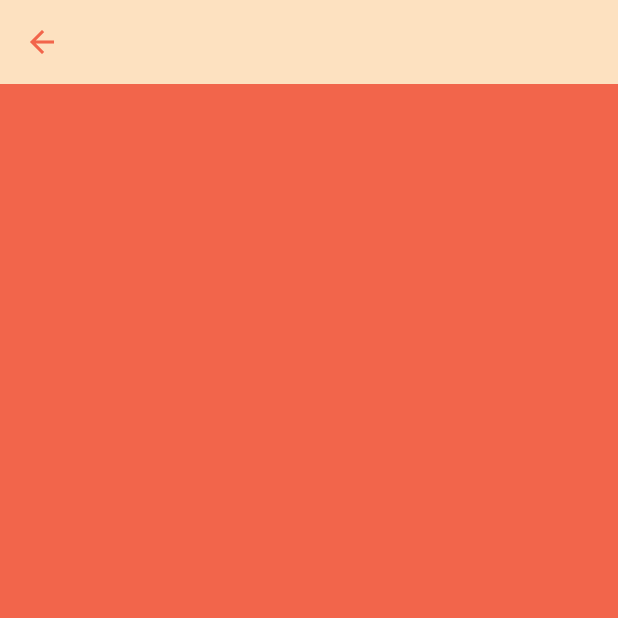
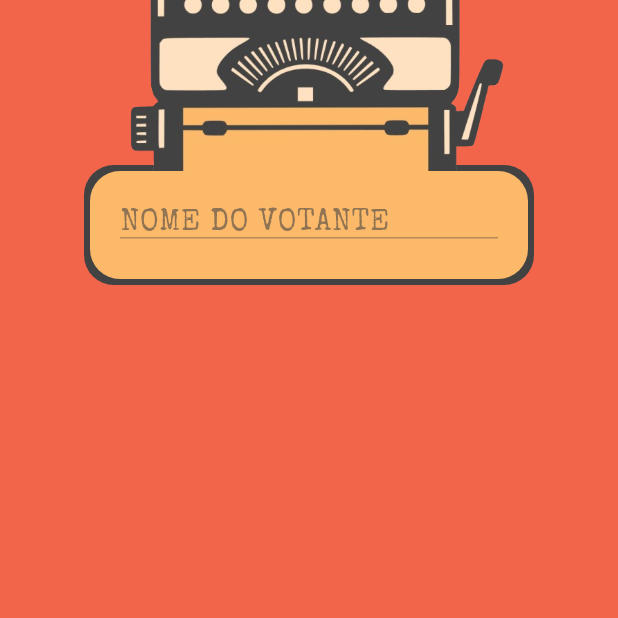
Before and after one commit to danieldcastro/secret_hitler_companion, a Flutter app: the RosterPage screen opened directly, on a phone screen of 412 x 824 dp, the top half of it. Run offline on Flutter 3.47's test engine with Material 3 defaults, Android fonts, the phone set to English and light mode, and no system bars; our stand-ins replace audioplayers, flutter_bloc, flutter_modular, vibration; project files that could hold a hidden picture were left out.

Commit message:
feat: start player register (roster) page

```diff
--- a/lib/core/objects/enums/font_family_enum.dart
+++ b/lib/core/objects/enums/font_family_enum.dart
@@ -1,6 +1,6 @@
 enum FontFamilyEnum {
   display('Eskapade Fraktur'),
-  body('Playpen Sans');
+  body('Special Elite');
 
   final String value;
   const FontFamilyEnum(this.value);
--- /dev/null
+++ b/lib/core/themes/app_input_decoration_theme.dart
@@ -0,0 +1,25 @@
+import 'package:flutter/material.dart';
+import 'package:secret_hitler_companion/core/themes/app_colors.dart';
+import 'package:secret_hitler_companion/core/themes/app_text_styles.dart';
+
+class AppInputDecorationTheme {
+  AppInputDecorationTheme._();
+
+  static InputBorder get _border => UnderlineInputBorder(
+    borderSide: BorderSide(color: AppColors.black.withAlpha(100)),
+  );
+
+  static InputDecorationTheme get light => InputDecorationTheme(
+    border: _border,
+    enabledBorder: _border,
+    focusedBorder: _border,
+    errorBorder: _border,
+    focusedErrorBorder: _border,
+    contentPadding: EdgeInsets.zero,
+    labelStyle: AppTextStyles.displayLarge(color: AppColors.black),
+    isDense: true,
+    hintStyle: AppTextStyles.titleLarge(color: AppColors.black.withAlpha(150)),
+    counterStyle: TextStyle(fontSize: 0),
+    visualDensity: VisualDensity.compact,
+  );
+}
--- /dev/null
+++ b/lib/core/themes/app_text_selection_theme.dart
@@ -0,0 +1,9 @@
+import 'package:flutter/material.dart';
+import 'package:secret_hitler_companion/core/themes/app_colors.dart';
+
+class AppTextSelectionTheme {
+  AppTextSelectionTheme._();
+
+  static TextSelectionThemeData get light =>
+      TextSelectionThemeData(cursorColor: AppColors.black);
+}
--- a/lib/core/themes/app_text_theme.dart
+++ b/lib/core/themes/app_text_theme.dart
@@ -4,7 +4,7 @@ import 'package:secret_hitler_companion/core/themes/app_text_styles.dart';
 class AppTextTheme {
   AppTextTheme._();
 
-  static TextTheme get primary => TextTheme(
+  static TextTheme get light => TextTheme(
     displayLarge: AppTextStyles.displayLarge(),
     displayMedium: AppTextStyles.displayMedium(),
     displaySmall: AppTextStyles.displaySmall(),
--- a/lib/core/themes/app_themes.dart
+++ b/lib/core/themes/app_themes.dart
@@ -1,5 +1,7 @@
 import 'package:flutter/material.dart';
 import 'package:secret_hitler_companion/core/themes/app_colors.dart';
+import 'package:secret_hitler_companion/core/themes/app_input_decoration_theme.dart';
+import 'package:secret_hitler_companion/core/themes/app_text_selection_theme.dart';
 import 'package:secret_hitler_companion/core/themes/app_text_theme.dart';
 
 class AppThemes {
@@ -14,7 +16,9 @@ class AppThemes {
       foregroundColor: AppColors.propRed,
       elevation: 0,
     ),
-    textTheme: AppTextTheme.primary,
+    textTheme: AppTextTheme.light,
+    inputDecorationTheme: AppInputDecorationTheme.light,
+    textSelectionTheme: AppTextSelectionTheme.light,
     colorScheme: const ColorScheme.light(
       primary: AppColors.beige,
       secondary: AppColors.paper,
--- a/lib/core/utils/constants/paths/image_paths.dart
+++ b/lib/core/utils/constants/paths/image_paths.dart
@@ -4,4 +4,5 @@ class ImagePaths {
   static const String _assetsPath = 'assets/images';
   static const String skull = '$_assetsPath/skull.png';
   static const String mustacheSkull = '$_assetsPath/mustache_skull.png';
+  static const String typewriter = '$_assetsPath/typewriter.png';
 }
--- a/lib/modules/root/submodules/roster/views/roster_page.dart
+++ b/lib/modules/root/submodules/roster/views/roster_page.dart
@@ -1,11 +1,75 @@
 import 'package:flutter/material.dart';
+import 'package:secret_hitler_companion/core/themes/app_colors.dart';
+import 'package:secret_hitler_companion/core/themes/app_text_styles.dart';
+import 'package:secret_hitler_companion/core/utils/constants/paths/image_paths.dart';
 
 class RosterPage extends StatelessWidget {
   const RosterPage({super.key});
 
+  double get _paperHeight => 80; //80
+  double get _paperWidth => 300;
+
   @override
   Widget build(BuildContext context) => Scaffold(
-    appBar: AppBar(title: const Text('')),
-    body: Container(),
+    body: Stack(
+      alignment: Alignment.topCenter,
+      children: [
+        Positioned(
+          top: 110,
+          child: AnimatedContainer(
+            duration: Duration(milliseconds: 100),
+            width: _paperWidth,
+            height: _paperHeight,
+            decoration: BoxDecoration(
+              color: AppColors.black,
+              borderRadius: BorderRadius.circular(20),
+              // border: Border.all(color: AppColors.black, width: 4),
+            ),
+          ),
+        ),
+        Positioned(
+          top: -90,
+          child: Padding(
+            padding: const EdgeInsets.fromLTRB(30, 20, 20, 20),
+            child: ConstrainedBox(
+              constraints: const BoxConstraints(maxWidth: 250),
+              child: Transform.rotate(
+                angle: 180 * 3.14 / 180,
+                child: Image.asset(ImagePaths.typewriter),
+              ),
+            ),
+          ),
+        ),
+        Positioned(
+          top: 114,
+          child: AnimatedContainer(
+            duration: Duration(milliseconds: 100),
+            width: _paperWidth - 8,
+            height: _paperHeight - 8,
+            decoration: BoxDecoration(
+              color: AppColors.paper,
+              borderRadius: BorderRadius.circular(20),
+            ),
+            child: Padding(
+              padding: const EdgeInsets.fromLTRB(20, 25, 20, 20),
+              child: Column(
+                spacing: 20,
+                children: [
+                  TextFormField(
+                    cursorHeight: 20,
+                    style: AppTextStyles.titleLarge().copyWith(height: 1),
+                    maxLength: 15,
+                    textInputAction: TextInputAction.newline,
+                    keyboardType: TextInputType.name,
+                    textCapitalization: TextCapitalization.characters,
+                    decoration: InputDecoration(hintText: 'NOME DO VOTANTE'),
+                  ),
+                ],
+              ),
+            ),
+          ),
+        ),
+      ],
+    ),
   );
 }
--- a/lib/modules/root/views/root_page.dart
+++ b/lib/modules/root/views/root_page.dart
@@ -1,17 +1,9 @@
 import 'package:flutter/material.dart';
-import 'package:secret_hitler_companion/core/themes/app_text_styles.dart';
+import 'package:flutter_modular/flutter_modular.dart';
 
 class RootPage extends StatelessWidget {
   const RootPage({super.key});
 
   @override
-  Widget build(BuildContext context) => Scaffold(
-    appBar: AppBar(title: const Text('Root Page')),
-    body: Center(
-      child: Text(
-        'Welcome to the Root Page',
-        style: AppTextStyles.headlineLarge(),
-      ),
-    ),
-  );
+  Widget build(BuildContext context) => RouterOutlet();
 }
--- a/pubspec.yaml
+++ b/pubspec.yaml
@@ -71,6 +71,12 @@ flutter:
           style: normal
         - asset: assets/fonts/playpen_sans/PlaypenSans-Bold.ttf
           weight: 700
+          style: normal
+
+    - family: Special Elite
+      fonts:
+        - asset: assets/fonts/special_elite/SpecialElite-Regular.ttf
+          weight: 400
           style: normal
 
 melos:
```
Also changed, not shown: assets/fonts/special_elite/SpecialElite-Regular.ttf (added), assets/images/typewriter.png (added).
